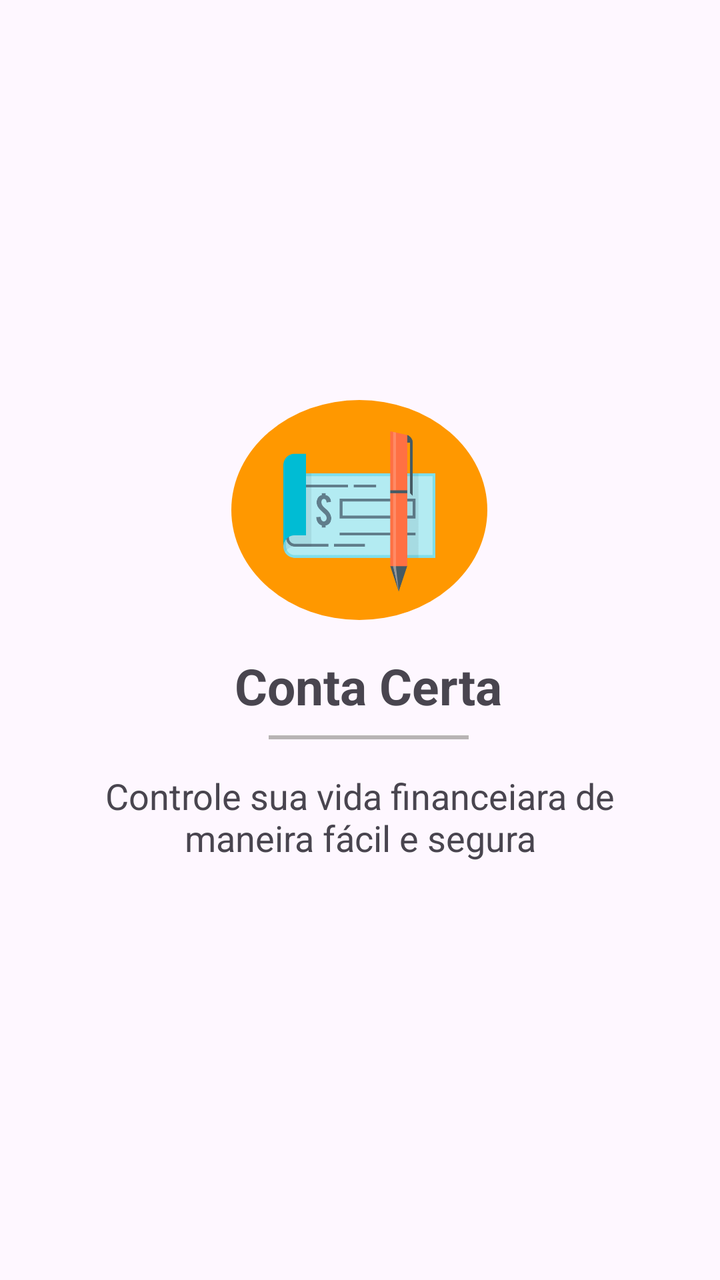
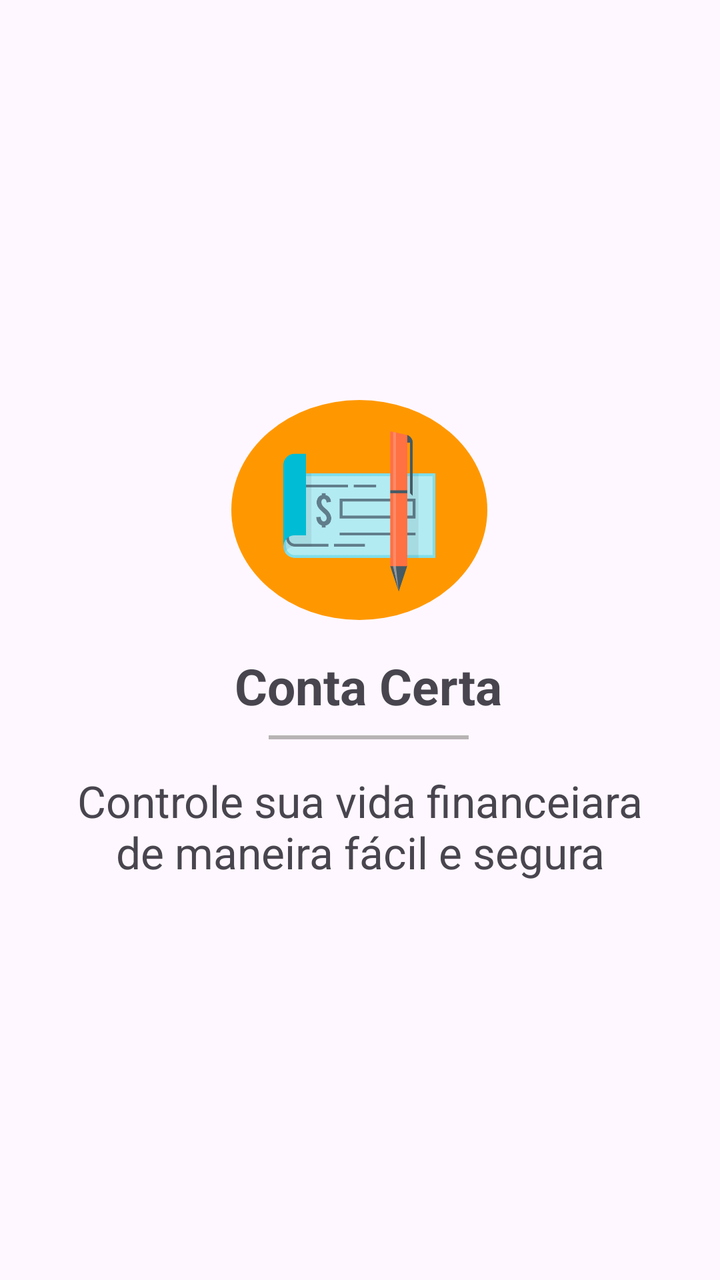

Before-and-after screenshots of an Android layout around one commit, followed by the original layout XML and the change that was made.
<!-- AndroidManifest.xml: application theme Theme.ContaCerta -->
<!-- res/layout/activity_splash.xml -->
<?xml version="1.0" encoding="utf-8"?>
<androidx.constraintlayout.widget.ConstraintLayout xmlns:android="http://schemas.android.com/apk/res/android"
    xmlns:app="http://schemas.android.com/apk/res-auto"
    xmlns:tools="http://schemas.android.com/tools"
    android:id="@+id/main"
    android:layout_width="match_parent"
    android:layout_height="match_parent"
    tools:context=".ui.SplashActivity">

    <ImageView
        android:id="@+id/imageView"
        android:layout_width="128dp"
        android:layout_height="110dp"
        android:layout_marginTop="200dp"
        app:layout_constraintEnd_toEndOf="parent"
        app:layout_constraintHorizontal_bias="0.498"
        app:layout_constraintStart_toStartOf="parent"
        app:layout_constraintTop_toTopOf="parent"
        app:srcCompat="@drawable/ic_logo"
        android:padding="10dp"
        android:background="@drawable/fundo_ic_logo"/>

    <TextView
        android:id="@+id/textView"
        android:layout_width="wrap_content"
        android:layout_height="wrap_content"
        android:layout_marginStart="24dp"
        android:layout_marginTop="16dp"
        android:layout_marginEnd="16dp"
        android:text="Conta Certa"
        android:textSize="25sp"
        android:textStyle="bold"
        app:layout_constraintEnd_toEndOf="parent"
        app:layout_constraintStart_toStartOf="parent"
        app:layout_constraintTop_toBottomOf="@+id/imageView" />

    <View
        android:id="@+id/view"
        android:layout_width="100dp"
        android:layout_height="2dp"
        android:layout_marginTop="8dp"
        android:background="@color/cinza"
        app:layout_constraintEnd_toEndOf="@+id/textView"
        app:layout_constraintStart_toStartOf="@+id/textView"
        app:layout_constraintTop_toBottomOf="@+id/textView" />

    <TextView
        android:id="@+id/textView2"
        android:layout_width="0dp"
        android:layout_height="wrap_content"
        android:layout_marginStart="24dp"
        android:layout_marginTop="16dp"
        android:layout_marginEnd="24dp"
        android:text="Controle sua vida financeiara de maneira fácil e segura"
        android:textAlignment="center"
        android:textSize="18sp"
        app:layout_constraintEnd_toEndOf="parent"
        app:layout_constraintStart_toStartOf="parent"
        app:layout_constraintTop_toBottomOf="@+id/view" />

    <ProgressBar
        android:id="@+id/progressBar"
        style="?android:attr/progressBarStyle"
        android:layout_width="wrap_content"
        android:layout_height="wrap_content"
        android:layout_marginBottom="16dp"
        app:layout_constraintBottom_toBottomOf="parent"
        app:layout_constraintEnd_toEndOf="parent"
        app:layout_constraintStart_toStartOf="parent" />
</androidx.constraintlayout.widget.ConstraintLayout>
<!-- resources referenced by this layout -->
<resources>
  <color name="cinza">#B8B4B4</color>
  <!-- drawable fundo_ic_logo (drawable) -->
  <?xml version="1.0" encoding="utf-8"?>
  <shape xmlns:android="http://schemas.android.com/apk/res/android"
      android:shape="oval">
  
      <solid android:color="@color/laranja" />
      <size android:width="60dp" android:height="100dp" />
  
  </shape>
  <!-- drawable ic_logo: png bitmap (drawable, 9042 bytes) -->
  <style name="Theme.ContaCerta" parent="Base.Theme.ContaCerta" />
  <color name="laranja">#FF9800</color>
  <style name="Base.Theme.ContaCerta" parent="Theme.Material3.DayNight.NoActionBar">
          
          
      </style>
</resources>

<!-- the commit's change to res/layout/activity_splash.xml (unified diff, before → after) -->
@@ -53,7 +53,7 @@
         android:layout_marginEnd="24dp"
         android:text="Controle sua vida financeiara de maneira fácil e segura"
         android:textAlignment="center"
-        android:textSize="18sp"
+        android:textSize="22sp"
         app:layout_constraintEnd_toEndOf="parent"
         app:layout_constraintStart_toStartOf="parent"
         app:layout_constraintTop_toBottomOf="@+id/view" />
